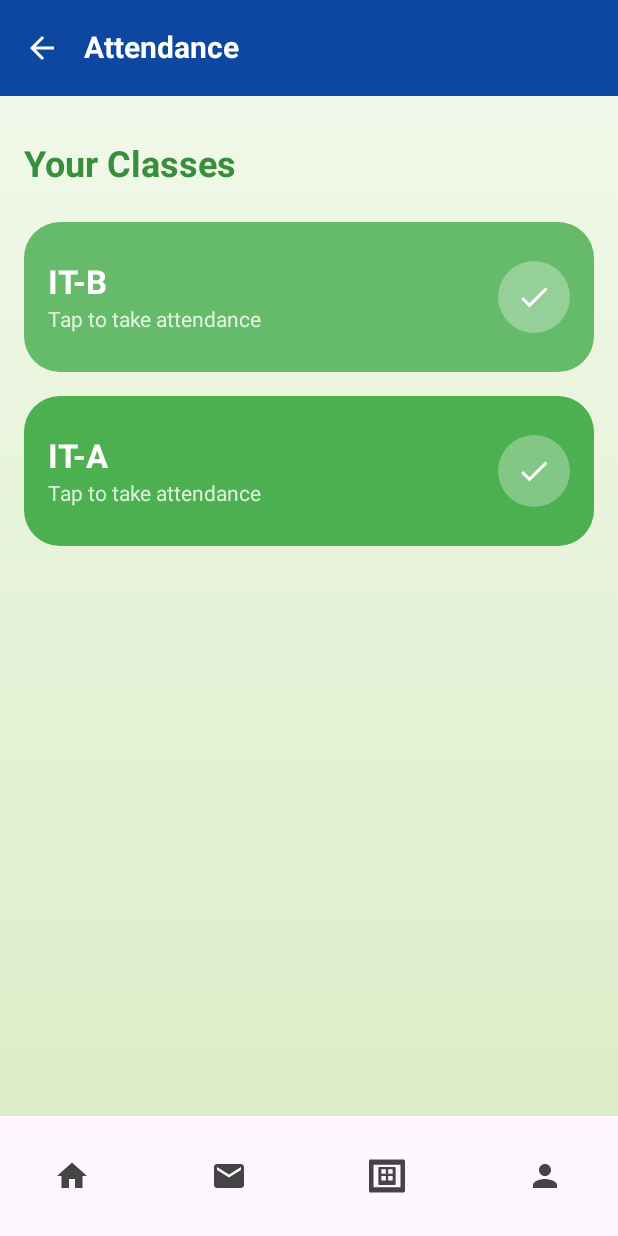
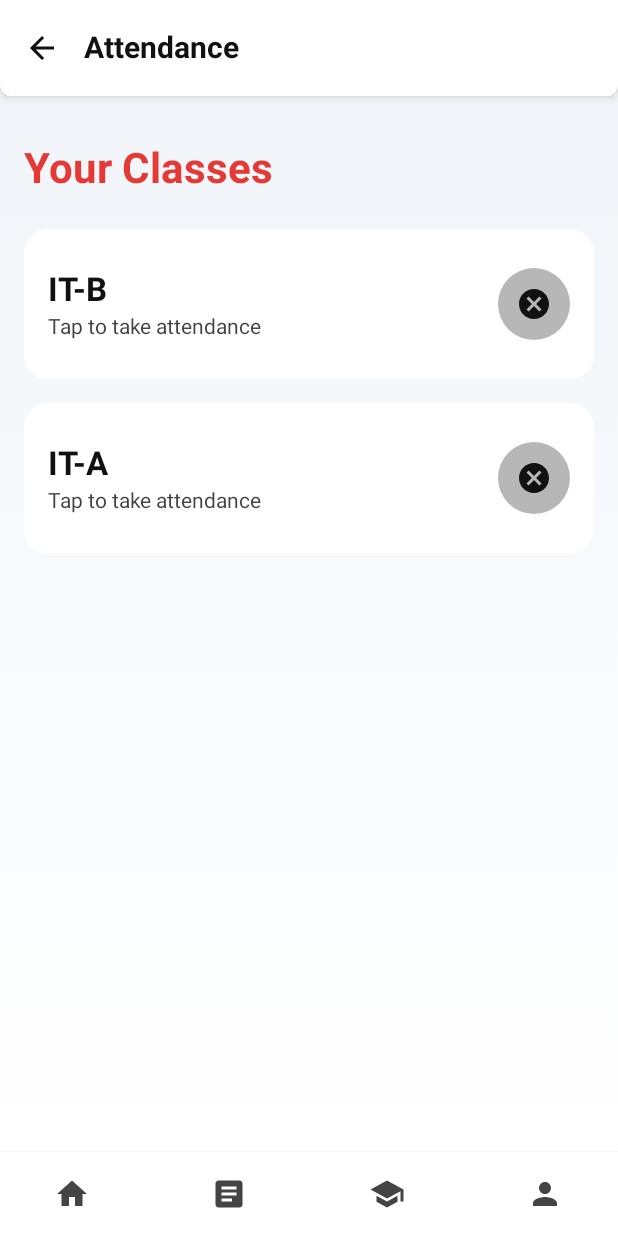
Before and after one commit to ThakurShyamSingh/testandroid, an Android app built with Jetpack Compose: the screen it shows after launch (MainActivity), after a tap on "Attendance", on a phone screen of 412 x 824 dp. Run offline under Robolectric (Android 15) with nearby library versions, the phone set to English and light mode, and no system bars; our stand-ins replace accompanist.

Commit message:
Refactor: Update theme colors, typography, and shapes for improved UI consistency

```diff
--- a/app/src/main/java/com/example/demotest2/ui/screens/AttendanceScreen.kt
+++ b/app/src/main/java/com/example/demotest2/ui/screens/AttendanceScreen.kt
@@ -6,43 +6,71 @@ import androidx.compose.foundation.shape.CircleShape
 import androidx.compose.foundation.shape.RoundedCornerShape
 import androidx.compose.material.icons.Icons
 import androidx.compose.material.icons.filled.ArrowBack
+import androidx.compose.material.icons.filled.CameraRoll
+import androidx.compose.material.icons.filled.Cancel
 import androidx.compose.material.icons.filled.Check
 import androidx.compose.material3.*
 import androidx.compose.runtime.Composable
+import androidx.compose.runtime.remember
 import androidx.compose.ui.Alignment
 import androidx.compose.ui.Modifier
 import androidx.compose.ui.draw.clip
+import androidx.compose.ui.draw.shadow
 import androidx.compose.ui.graphics.Brush
-import androidx.compose.ui.graphics.Color
 import androidx.compose.ui.text.TextStyle
 import androidx.compose.ui.text.font.FontWeight
 import androidx.compose.ui.unit.dp
 import androidx.compose.ui.unit.sp
 import androidx.navigation.NavController
+import com.example.demotest2.ui.theme.*
 
 @OptIn(ExperimentalMaterial3Api::class)
 @Composable
 fun AttendanceScreen(navController: NavController) {
+    val backgroundGradient = remember(isDarkTheme) {
+        Brush.verticalGradient(
+            colors = if (isDarkTheme) {
+                listOf(BackgroundDark, BackgroundDarker)
+            } else {
+                listOf(BackgroundLight, BackgroundCardLight)
+            }
+        )
+    }
+
+    val topBarColor = if (isDarkTheme) BackgroundDarker else BackgroundCardLight
+    val textColor = if (isDarkTheme) TextDark else TextLight
+
     Scaffold(
         topBar = {
             TopAppBar(
-                title = { Text("Attendance", color = Color.White, fontSize = 20.sp, fontWeight = FontWeight.Bold) },
+                modifier = Modifier
+                    .shadow(4.dp, shape = RoundedCornerShape(bottomEnd = 8.dp, bottomStart = 8.dp))
+                    .background(topBarColor),
+                title = {
+                    Text(
+                        "Attendance",
+                        style = TextStyle(color = textColor, fontSize = 20.sp, fontWeight = FontWeight.Bold)
+                    )
+                },
                 navigationIcon = {
                     IconButton(onClick = { navController.navigate("MainScreen") }) {
                         Icon(
                             imageVector = Icons.Default.ArrowBack,
                             contentDescription = "Back",
-                            tint = Color.White
+                            tint = textColor
                         )
                     }
                 },
-                colors = TopAppBarDefaults.topAppBarColors(containerColor = Color(0xFF0D47A1))
+                colors = TopAppBarDefaults.topAppBarColors(containerColor = topBarColor)
             )
         },
         bottomBar = { BottomNavigationBar(navController, "AttendanceScreen") },
-        content = { padding ->
+        content = { paddingValues ->
             AttendanceContent(
-                modifier = Modifier.padding(padding),
+                modifier = Modifier
+                    .padding(paddingValues)
+                    .background(brush = backgroundGradient)
+                    .padding(16.dp),
                 navController = navController
             )
         }
@@ -53,13 +81,7 @@ fun AttendanceScreen(navController: NavController) {
 fun AttendanceContent(modifier: Modifier, navController: NavController) {
     Column(
         modifier = modifier
-            .fillMaxSize()
-            .background(
-                Brush.verticalGradient(
-                    colors = listOf(Color(0xFFF1F8E9), Color(0xFFDCEDC8)) // Matching gradient with MainScreen
-                )
-            )
-            .padding(16.dp),
+            .fillMaxSize(),
         horizontalAlignment = Alignment.Start,
         verticalArrangement = Arrangement.Top
     ) {
@@ -69,8 +91,8 @@ fun AttendanceContent(modifier: Modifier, navController: NavController) {
         Text(
             text = "Your Classes",
             style = TextStyle(
-                color = Color(0xFF388E3C),
-                fontSize = 24.sp,
+                color = if (isDarkTheme) RedAccentDark else RedAccent,
+                fontSize = 28.sp,
                 fontWeight = FontWeight.Bold
             ),
             modifier = Modifier.padding(bottom = 24.dp)
@@ -81,16 +103,17 @@ fun AttendanceContent(modifier: Modifier, navController: NavController) {
             modifier = Modifier.fillMaxWidth(),
             verticalArrangement = Arrangement.spacedBy(16.dp)
         ) {
-            ClassCard1(
+            ClassCard(
                 title = "IT-B",
                 description = "Tap to take attendance",
-                backgroundColor = Color(0xFF66BB6A),
+                backgroundColor = if (isDarkTheme) BlueTrue else BackgroundCardLight,
+
                 onClick = { /* Handle IT-B Click */ }
             )
-            ClassCard1(
+            ClassCard(
                 title = "IT-A",
                 description = "Tap to take attendance",
-                backgroundColor = Color(0xFF4CAF50),
+                backgroundColor = if (isDarkTheme) BlueTrue else BackgroundCardLight,
                 onClick = { /* Handle IT-A Click */ }
             )
         }
@@ -98,17 +121,18 @@ fun AttendanceContent(modifier: Modifier, navController: NavController) {
 }
 
 @Composable
-fun ClassCard1(
+fun ClassCard(
     title: String,
     description: String,
-    backgroundColor: Color,
+    backgroundColor: androidx.compose.ui.graphics.Color,
+
     onClick: () -> Unit
 ) {
     Card(
         modifier = Modifier
             .fillMaxWidth()
-            .height(100.dp), // Matching card height with MainScreen
-        shape = RoundedCornerShape(24.dp), // Rounded corners for consistency
+            .height(100.dp),
+        shape = RoundedCornerShape(16.dp),
         colors = CardDefaults.cardColors(containerColor = backgroundColor),
         onClick = onClick
     ) {
@@ -127,7 +151,7 @@ fun ClassCard1(
                 Text(
                     text = title,
                     style = TextStyle(
-                        color = Color.White,
+                        color = if (isDarkTheme) TextDark else TextLight,
                         fontSize = 22.sp,
                         fontWeight = FontWeight.Bold
                     )
@@ -136,7 +160,7 @@ fun ClassCard1(
                 Text(
                     text = description,
                     style = TextStyle(
-                        color = Color.White.copy(alpha = 0.8f),
+                        color = (if (isDarkTheme) TextDark else TextLight).copy(alpha = 0.8f),
                         fontSize = 14.sp
                     )
                 )
@@ -145,15 +169,15 @@ fun ClassCard1(
             // Mark Icon
             Box(
                 modifier = Modifier
-                    .size(48.dp) // Slightly larger button
+                    .size(48.dp)
                     .clip(CircleShape)
-                    .background(Color.White.copy(alpha = 0.3f)), // Subtle button background
+                    .background(( if (isDarkTheme) TextDark else TextLight).copy(alpha = 0.3f)),
                 contentAlignment = Alignment.Center
             ) {
                 Icon(
-                    imageVector = Icons.Default.Check,
+                    imageVector = Icons.Default.Cancel,
                     contentDescription = "Mark Attendance",
-                    tint = Color.White
+                    tint =  if (isDarkTheme) TextDark else TextLight
                 )
             }
         }
--- a/app/src/main/java/com/example/demotest2/ui/screens/MainScreen.kt
+++ b/app/src/main/java/com/example/demotest2/ui/screens/MainScreen.kt
@@ -1,51 +1,69 @@
-// File: ui/screens/MainScreen.kt
 package com.example.demotest2.ui.screens
 
 import androidx.compose.foundation.background
 import androidx.compose.foundation.layout.*
 import androidx.compose.foundation.lazy.LazyRow
 import androidx.compose.foundation.shape.RoundedCornerShape
+import androidx.compose.material.icons.Icons
+import androidx.compose.material.icons.filled.*
 import androidx.compose.material3.*
 import androidx.compose.runtime.Composable
 import androidx.compose.ui.Alignment
 import androidx.compose.ui.Modifier
+import androidx.compose.ui.draw.clip
 import androidx.compose.ui.draw.shadow
 import androidx.compose.ui.graphics.Brush
 import androidx.compose.ui.graphics.Color
-import androidx.compose.ui.res.painterResource
-import androidx.compose.ui.text.TextStyle
-import androidx.compose.ui.text.font.FontWeight
 import androidx.compose.ui.unit.dp
 import androidx.compose.ui.unit.sp
 import androidx.navigation.NavController
-import com.example.demotest2.R
 import com.example.demotest2.ui.theme.*
-import androidx.compose.foundation.isSystemInDarkTheme
 
 
 @OptIn(ExperimentalMaterial3Api::class)
 @Composable
 fun MainScreen(navController: NavController) {
     val backgroundGradient = Brush.verticalGradient(
-        colors = listOf(BackgroundLight, Color.White)
+        colors = if (isDarkTheme) {
+            listOf(BackgroundDark, Color.Black)
+        } else {
+            listOf(BackgroundLight, Color.White)
+        }
     )
 
+    val topBarColor = if (isDarkTheme) BackgroundDarker else BackgroundCardLight
+    val textColor = if (isDarkTheme) Color.White else BlueTrue
 
     Scaffold(
         topBar = {
             TopAppBar(
+                modifier = Modifier
+                    .clip(RoundedCornerShape(bottomEnd = 8.dp, bottomStart = 8.dp))
+                    .background(topBarColor),
                 title = {
                     Text(
                         "FACELYNX Dashboard",
-                        style = TextStyle(color = BlueTrue,fontSize = 20.sp, fontWeight = FontWeight.Bold)
+                        style = MaterialTheme.typography.titleLarge.copy(color = textColor)
                     )
-
                 },
-                colors = TopAppBarDefaults.topAppBarColors(containerColor = BackgroundDark)
-
+                actions = {
+                    IconToggleButton(
+                        checked = isDarkTheme,
+                        onCheckedChange = { isDarkTheme = !isDarkTheme }
+                    ) {
+                        Icon(
+                            imageVector = if (isDarkTheme) Icons.Default.Brightness7 else Icons.Default.Brightness4,
+                            contentDescription = "Toggle Theme",
+                            tint = textColor
+                        )
+                    }
+                },
+                colors = TopAppBarDefaults.topAppBarColors(containerColor = topBarColor)
             )
         },
-        bottomBar = { BottomNavigationBar(navController = navController, currentRoute = "MainScreen") }
+        bottomBar = {
+            BottomNavigationBar(navController = navController, currentRoute = "MainScreen")
+        }
     ) { paddingValues ->
         Column(
             modifier = Modifier
@@ -59,12 +77,16 @@ fun MainScreen(navController: NavController) {
             Spacer(modifier = Modifier.height(16.dp))
             Text(
                 "Welcome to FACELYNX",
-                style = TextStyle(color = RedFire, fontSize = 28.sp, fontWeight = FontWeight.Bold),
+                style = MaterialTheme.typography.headlineMedium.copy(
+                    color = if (isDarkTheme) RedAccentDark else RedAccent
+                ),
                 modifier = Modifier.padding(bottom = 24.dp)
             )
 
             LazyRow(
-                modifier = Modifier.fillMaxWidth().padding(bottom = 24.dp),
+                modifier = Modifier
+                    .fillMaxWidth()
+                    .padding(bottom = 24.dp),
                 horizontalArrangement = Arrangement.spacedBy(16.dp),
                 verticalAlignment = Alignment.CenterVertically
             ) {
@@ -74,7 +96,7 @@ fun MainScreen(navController: NavController) {
                     }
                 }
                 item {
-                    NavigationCard("Register Student", "Add new students", RedFire) {
+                    NavigationCard("Register Student", "Add new students", RedAccent) {
                         navController.navigate("RegisterStudentsScreen")
                     }
                 }
@@ -95,7 +117,7 @@ fun MainScreen(navController: NavController) {
             Spacer(modifier = Modifier.height(24.dp))
             Text(
                 "Powered by FACELYNX",
-                style = TextStyle(color = Color.Gray, fontSize = 14.sp, fontWeight = FontWeight.Light)
+                style = MaterialTheme.typography.bodySmall.copy(color = Color.Gray)
             )
         }
     }
@@ -104,21 +126,29 @@ fun MainScreen(navController: NavController) {
 @Composable
 fun NavigationCard(title: String, description: String, color: Color, onClick: () -> Unit) {
     Card(
+        onClick = onClick,
         modifier = Modifier
             .width(300.dp)
-            .height(200.dp)
-            .shadow(4.dp, RoundedCornerShape(16.dp)),
+            .height(200.dp),
+        shape = RoundedCornerShape(16.dp),
         colors = CardDefaults.cardColors(containerColor = color),
-        shape = RoundedCornerShape(16.dp),
-        onClick = onClick
+        elevation = CardDefaults.cardElevation(6.dp)
     ) {
         Column(
-            modifier = Modifier.fillMaxSize().padding(16.dp),
+            modifier = Modifier
+                .fillMaxSize()
+                .padding(16.dp),
             verticalArrangement = Arrangement.SpaceBetween,
             horizontalAlignment = Alignment.Start
         ) {
-            Text(title, style = TextStyle(color = Color.White, fontSize = 20.sp, fontWeight = FontWeight.Bold))
-            Text(description, style = TextStyle(color = Color.White.copy(alpha = 0.7f), fontSize = 14.sp))
+            Text(
+                title,
+                style = MaterialTheme.typography.titleMedium.copy(color = Color.White)
+            )
+            Text(
+                description,
+                style = MaterialTheme.typography.bodyMedium.copy(color = Color.White.copy(alpha = 0.7f))
+            )
         }
     }
 }
@@ -126,25 +156,33 @@ fun NavigationCard(title: String, description: String, color: Color, onClick: ()
 @Composable
 fun EnhancedCard(title: String, description: String, color: Color, emoji: String, onClick: () -> Unit) {
     Card(
+        onClick = onClick,
         modifier = Modifier
             .fillMaxWidth()
             .height(150.dp)
-            .padding(vertical = 8.dp)
-            .shadow(6.dp, RoundedCornerShape(16.dp)),
+            .padding(vertical = 8.dp),
         shape = RoundedCornerShape(16.dp),
         colors = CardDefaults.cardColors(containerColor = color),
-        onClick = onClick
+        elevation = CardDefaults.cardElevation(8.dp)
     ) {
         Row(
-            modifier = Modifier.fillMaxSize().padding(16.dp),
+            modifier = Modifier
+                .fillMaxSize()
+                .padding(16.dp),
             verticalAlignment = Alignment.CenterVertically
         ) {
-            Text(emoji, style = TextStyle(fontSize = 28.sp))
+            Text(emoji, style = MaterialTheme.typography.headlineMedium)
             Spacer(modifier = Modifier.width(16.dp))
             Column {
-                Text(title, style = TextStyle(color = Color.White, fontSize = 20.sp, fontWeight = FontWeight.Bold))
+                Text(
+                    title,
+                    style = MaterialTheme.typography.titleMedium.copy(color = Color.White)
+                )
                 Spacer(modifier = Modifier.height(8.dp))
-                Text(description, style = TextStyle(color = Color.White.copy(alpha = 0.8f), fontSize = 14.sp))
+                Text(
+                    description,
+                    style = MaterialTheme.typography.bodyMedium.copy(color = Color.White.copy(alpha = 0.8f))
+                )
             }
         }
     }
@@ -152,31 +190,32 @@ fun EnhancedCard(title: String, description: String, color: Color, emoji: String
 
 @Composable
 fun BottomNavigationBar(navController: NavController, currentRoute: String) {
-    val isDark = isSystemInDarkTheme()
-    val backgroundColor = MaterialTheme.colorScheme.background
+    val backgroundColor = if (isDarkTheme) BackgroundDarker else BackgroundCardLight
     val selectedColor = BlueTrue
-    val unselectedColor = if (isDark) Color.Gray else Color.DarkGray
+    val unselectedColor = if (isDarkTheme) Color.Gray else Color.DarkGray
 
     NavigationBar(
         modifier = Modifier
+            .shadow(4.dp)
             .fillMaxWidth()
-            .padding(0.dp),
+            .height(56.dp),
         containerColor = backgroundColor,
         contentColor = MaterialTheme.colorScheme.onBackground
     ) {
         val items = listOf(
-            Triple("MainScreen", R.drawable.ic_home, "Home"),            // Home / Dashboard
-            Triple("NewsScreen", R.drawable.ic_newsletter, "News"),      // Newsletter
-            Triple("CourseMaterialScreen", R.drawable.ic_course_material, "Materials"), // Course Material
-            Triple("ProfileScreen", R.drawable.ic_profile, "Profile")    // Profile
+            Triple("MainScreen", Icons.Filled.Home, "Home"),
+            Triple("NewsScreen", Icons.Filled.Article, "News"),
+            Triple("CourseMaterialScreen", Icons.Filled.School, "Materials"),
+            Triple("ProfileScreen", Icons.Filled.Person, "Profile")
         )
 
-        items.forEach { (route, iconRes, description) ->
+        items.forEach { (route, icon, description) ->
             NavigationBarItem(
                 icon = {
                     Icon(
-                        painter = painterResource(id = iconRes),
+                        imageVector = icon,
                         contentDescription = description,
+                        modifier = Modifier.size(24.dp),
                         tint = if (currentRoute == route) selectedColor else unselectedColor
                     )
                 },
@@ -192,7 +231,6 @@ fun BottomNavigationBar(navController: NavController, currentRoute: String) {
                         }
                     }
                 },
-                label = null,
                 alwaysShowLabel = false
             )
         }
--- a/app/src/main/java/com/example/demotest2/ui/theme/Color.kt
+++ b/app/src/main/java/com/example/demotest2/ui/theme/Color.kt
@@ -3,20 +3,18 @@ package com.example.demotest2.ui.theme
 
 import androidx.compose.ui.graphics.Color
 
-// Primary accent: True Blue (crisp, modern)
-val BlueTrue = Color(0xFF137DC5)
+// Light Theme Colors
+val BlueTrue = Color(0xFF1E88E5) // iOS-like vibrant blue
+val RedAccent = Color(0xFFE53935)
+val CreamSoft = Color(0xFFFFF8E1)
+val BackgroundLight = Color(0xFFF1F5F9) // subtle soft background
+val BackgroundCardLight = Color(0xFFFFFFFF)
+val TextLight = Color(0xFF111111)
 
-// Secondary accent: Fire Engine Red (bold, attention-grabbing)
-val RedFire = Color(0xFFBF1922)
-
-// Warm neutral: Wood (balances vibrant hues)
-val WoodWarm = Color(0xFFB17A50)
-
-// Soft neutral: Cream (light background in light mode)
-val CreamSoft = Color(0xFFF7E8D3)
-
-// Dark background: Midnight (deep, low-strain dark mode)
-val BackgroundDark = Color(0xFF112D4E)
-
-// Light background: Light Gray (soft on eyes in light mode)
-val BackgroundLight = Color(0xFFF2F2F2)
+// Dark Theme Colors
+val BackgroundDark = Color(0xFF121212)
+val BackgroundDarker = Color(0xFF0D0D0D)
+val RedAccentDark = Color(0xFFEF5350)
+val BackgroundCardDark = Color(0xFF1E1E1E)
+val TextDark = Color(0xFFF5F5F5)
+val BlueAccentDark = Color(0xFF90CAF9)
--- a/app/src/main/java/com/example/demotest2/ui/theme/Shapes.kt
+++ b/app/src/main/java/com/example/demotest2/ui/theme/Shapes.kt
@@ -6,7 +6,7 @@ import androidx.compose.material3.Shapes
 import androidx.compose.ui.unit.dp
 
 val AppShapes = Shapes(
-    small = RoundedCornerShape(4.dp),
-    medium = RoundedCornerShape(8.dp),
-    large = RoundedCornerShape(16.dp)
+    small = RoundedCornerShape(12.dp),
+    medium = RoundedCornerShape(20.dp),
+    large = RoundedCornerShape(32.dp)
 )
--- a/app/src/main/java/com/example/demotest2/ui/theme/Theme.kt
+++ b/app/src/main/java/com/example/demotest2/ui/theme/Theme.kt
@@ -1,43 +1,56 @@
+// File: ui/theme/Theme.kt
 package com.example.demotest2.ui.theme
 
-import androidx.compose.foundation.isSystemInDarkTheme
-import androidx.compose.material3.MaterialTheme
-import androidx.compose.material3.darkColorScheme
-import androidx.compose.material3.lightColorScheme
-import androidx.compose.runtime.Composable
+import androidx.compose.material3.*
+import androidx.compose.runtime.*
 import androidx.compose.ui.graphics.Color
-
-// Define Light/Dark color schemes
-private val DarkColorScheme = darkColorScheme(
-    primary = BlueTrue,
-    secondary = RedFire,
-    background = BackgroundDark,
-    surface = Color(0xFF1A1A1A),
-    onPrimary = Color.White,
-    onSecondary = Color.White,
-    onBackground = Color.White,
-    onSurface = Color.White
-)
+import com.google.accompanist.systemuicontroller.rememberSystemUiController
 
 private val LightColorScheme = lightColorScheme(
     primary = BlueTrue,
-    secondary = RedFire,
+    secondary = RedAccent,
     background = BackgroundLight,
-    surface = Color.White,
+    surface = BackgroundCardLight,
     onPrimary = Color.White,
     onSecondary = Color.White,
-    onBackground = Color.Black,
-    onSurface = Color.Black
+    onBackground = TextLight,
+    onSurface = TextLight
 )
 
+private val DarkColorScheme = darkColorScheme(
+    primary = BlueAccentDark,
+    secondary = RedAccentDark,
+    background = BackgroundDark,
+    surface = BackgroundCardDark,
+    onPrimary = Color.Black,
+    onSecondary = Color.Black,
+    onBackground = TextDark,
+    onSurface = TextDark
+)
+
+// Global state for theme toggle
+var isDarkTheme by mutableStateOf(false)
+
+/**
+ * Applies system-wide theming with status/nav bar sync.
+ */
 @Composable
-fun AppTheme(
-    darkTheme: Boolean = isSystemInDarkTheme(),
+fun DemoTest2Theme(
     content: @Composable () -> Unit
 ) {
-    val colors = if (darkTheme) DarkColorScheme else LightColorScheme
+    val darkTheme = isDarkTheme
+    val colorScheme = if (darkTheme) DarkColorScheme else LightColorScheme
+
+    val systemUiController = rememberSystemUiController()
+    SideEffect {
+        systemUiController.setSystemBarsColor(
+            color = colorScheme.background,
+            darkIcons = !darkTheme
+        )
+    }
+
     MaterialTheme(
-        colorScheme = colors,
+        colorScheme = colorScheme,
         typography = AppTypography,
         shapes = AppShapes,
         content = content
--- a/app/src/main/java/com/example/demotest2/ui/theme/Typography.kt
+++ b/app/src/main/java/com/example/demotest2/ui/theme/Typography.kt
@@ -9,7 +9,13 @@ import androidx.compose.ui.unit.sp
 val AppTypography = Typography(
     bodyLarge = TextStyle(
         fontFamily = FontFamily.Default,
-        fontSize = 16.sp
+        fontSize = 16.sp,
+        lineHeight = 24.sp
+    ),
+    titleLarge = TextStyle(
+        fontFamily = FontFamily.Default,
+        fontSize = 20.sp,
+        lineHeight = 28.sp
     )
-    // TODO: add other text styles as needed
+    // Add more styles as needed
 )
```
Also changed, not shown: app/build.gradle.kts (+17 -30 lines), app/src/main/java/com/example/demotest2/ui/screens/RegisterStudentsScreen.kt (+0 -13 lines).
